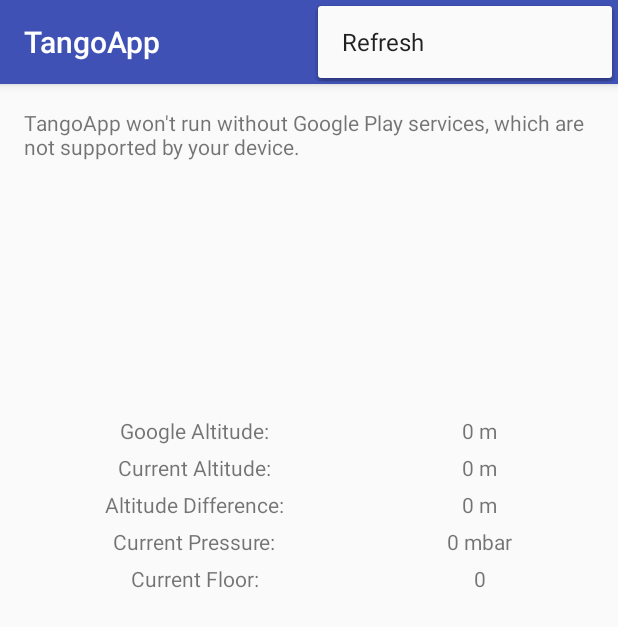
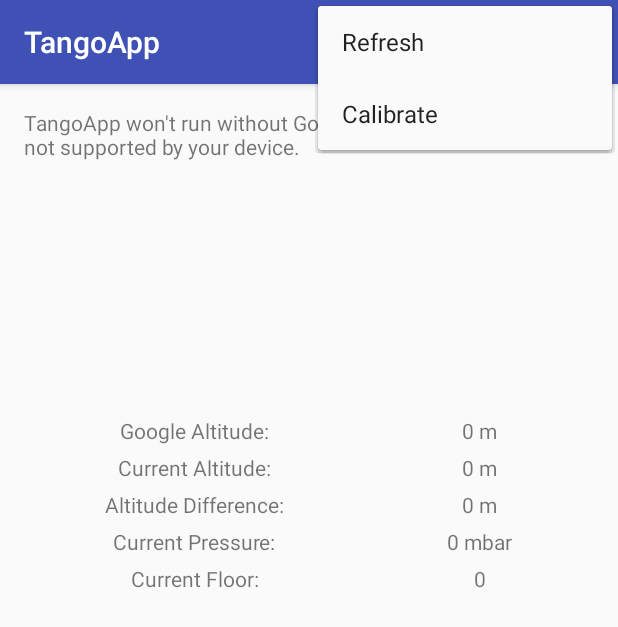
Before and after one commit to Montvydas/FloorFinder, an Android app: the MainActivity screen opened directly, with no data from a screen before it, with the options menu open, on a phone screen of 412 x 824 dp. Shown: the top 627 px of the screen. Run offline under Robolectric (Android 15) with nearby library versions, the phone set to English and light mode, and no system bars; 1 statement that could not run was skipped.

```diff
--- a/TangoApp/app/src/main/res/menu/menu_main.xml
+++ b/TangoApp/app/src/main/res/menu/menu_main.xml
@@ -4,7 +4,12 @@
     tools:context="com.example.monty.menuexample.MainActivity">
     <item
         android:id="@+id/action_refresh"
-        android:orderInCategory="100"
+        android:orderInCategory="1"
         android:title="Refresh"
         app:showAsAction="never" />
+    <item
+        android:id="@+id/action_calibrate"
+        android:orderInCategory="2"
+        android:title="Calibrate"
+        app:showAsAction="never" />
 </menu>
```
Also changed, not shown: TangoApp/app/src/main/java/com/monte/tangoapp/MainActivity.java (+81 -12 lines).
